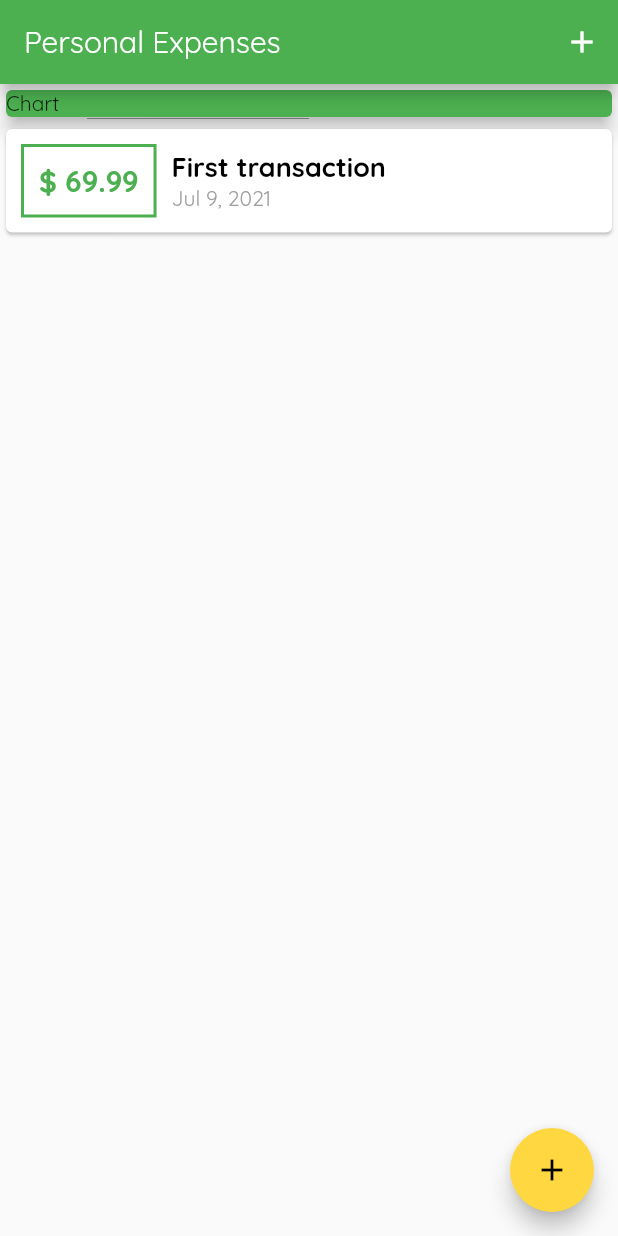
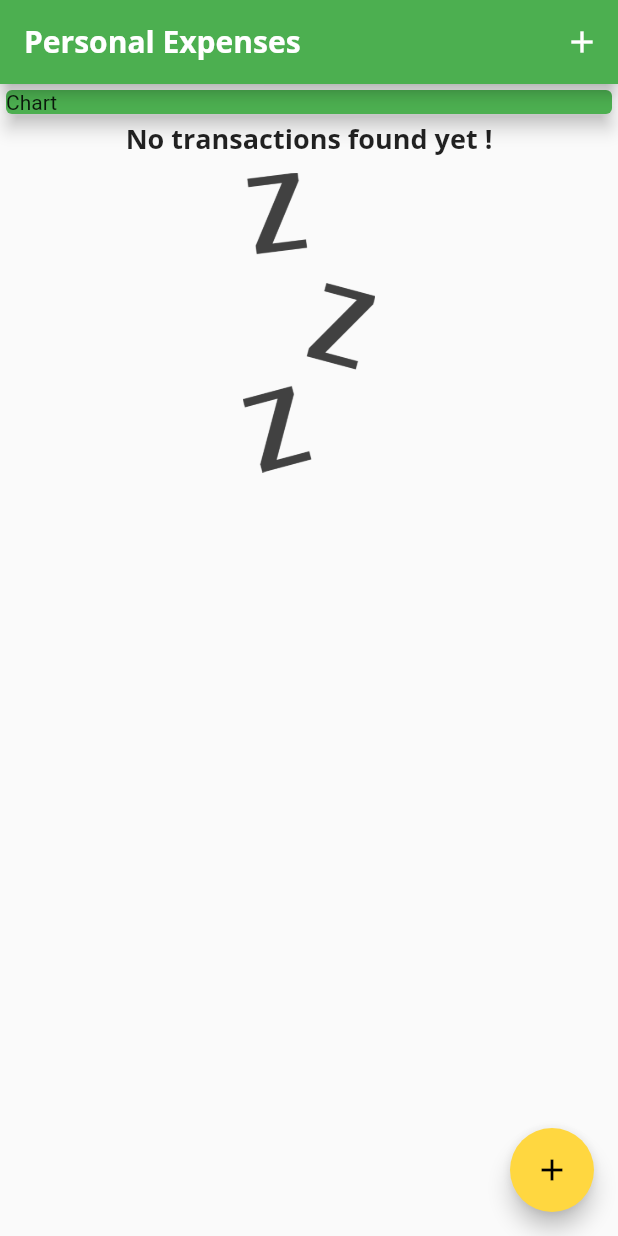
Before and after one commit to kgoel085/Flutter-Tutorial, a Flutter app: the screen it shows after launch, on a phone screen of 412 x 824 dp. Run offline on Flutter 3.47's test engine with Material 2 defaults, Android fonts, the phone set to English and light mode, and no system bars.

Commit message:
Added theme and images

```diff
--- a/lib/main.dart
+++ b/lib/main.dart
@@ -16,7 +16,21 @@ class MyApp extends StatelessWidget {
       theme: ThemeData(
           primarySwatch: Colors.green,
           accentColor: Colors.amberAccent,
-          fontFamily: 'Quicksand'),
+          fontFamily: 'Quicksand',
+          textTheme: ThemeData.light().textTheme.copyWith(
+                headline6: TextStyle(
+                    fontFamily: 'OpenSans',
+                    fontSize: 18,
+                    fontWeight: FontWeight.bold),
+              ),
+          appBarTheme: AppBarTheme(
+            textTheme: ThemeData.light().textTheme.copyWith(
+                  headline6: TextStyle(
+                      fontFamily: 'OpenSans',
+                      fontSize: 20,
+                      fontWeight: FontWeight.bold),
+                ),
+          )),
     );
   }
 }
@@ -27,13 +41,7 @@ class MyHomePage extends StatefulWidget {
 }
 
 class _MyHomePageState extends State<MyHomePage> {
-  final List<Transaction> _userTransactions = [
-    Transaction(
-        id: '1',
-        amount: 69.99,
-        date: DateTime.now(),
-        title: 'First transaction'),
-  ];
+  final List<Transaction> _userTransactions = [];
 
   void _addNewTransaction(String txTitle, double txAmount) {
     final tx = Transaction(
--- a/lib/widgets/transactions/list.dart
+++ b/lib/widgets/transactions/list.dart
@@ -12,7 +12,8 @@ class TransactionList extends StatelessWidget {
   Widget build(BuildContext context) {
     return Container(
       height: 300,
-      child: ListView.builder(
+      child: userTransactions.isNotEmpty
+          ? ListView.builder(
               itemBuilder: (ctx, index) {
                 final Transaction transaction = userTransactions[index];
                 return Card(
@@ -40,10 +41,7 @@ class TransactionList extends StatelessWidget {
                         children: <Widget>[
                           Text(
                             transaction.title,
-                      style: TextStyle(
-                          fontWeight: FontWeight.bold,
-                          fontSize: 18,
-                          color: Colors.black),
+                            style: Theme.of(context).textTheme.headline6,
                           ),
                           Text(
                             DateFormat.yMMMd().format(transaction.date),
@@ -56,6 +54,24 @@ class TransactionList extends StatelessWidget {
                 );
               },
               itemCount: userTransactions.length,
+            )
+          : Column(
+              children: <Widget>[
+                Text(
+                  'No transactions found yet !',
+                  style: Theme.of(context).textTheme.headline6,
+                ),
+                SizedBox(
+                  height: 10,
+                ),
+                Container(
+                  height: 200,
+                  child: Image.asset(
+                    'assets/images/waiting.png',
+                    fit: BoxFit.cover,
+                  ),
+                )
+              ],
             ),
     );
   }
--- a/pubspec.yaml
+++ b/pubspec.yaml
@@ -46,9 +46,8 @@ flutter:
   uses-material-design: true
 
   # To add assets to your application, add an assets section, like this:
-  # assets:
-  #   - images/a_dot_burr.jpeg
-  #   - images/a_dot_ham.jpeg
+  assets:
+    - assets/images/waiting.png
 
   # An image asset can refer to one or more resolution-specific "variants", see
   # https://flutter.dev/assets-and-images/#resolution-aware.
```
Also changed, not shown: assets/images/waiting.png (added). Lines whose indentation alone changed are shown as unchanged.
